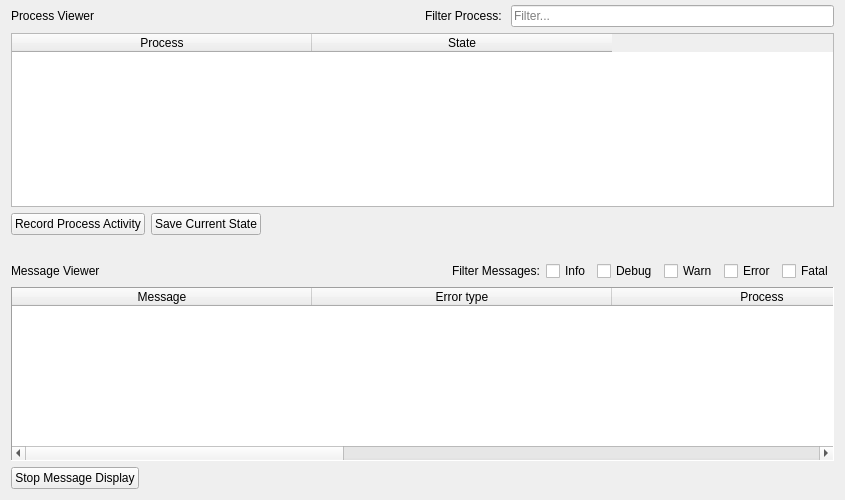
Before: the Qt Designer form human_machine_interface/src/view/ui/processmonitor.ui in AloshkaD/human_machine_interface, drawn with Qt 5.
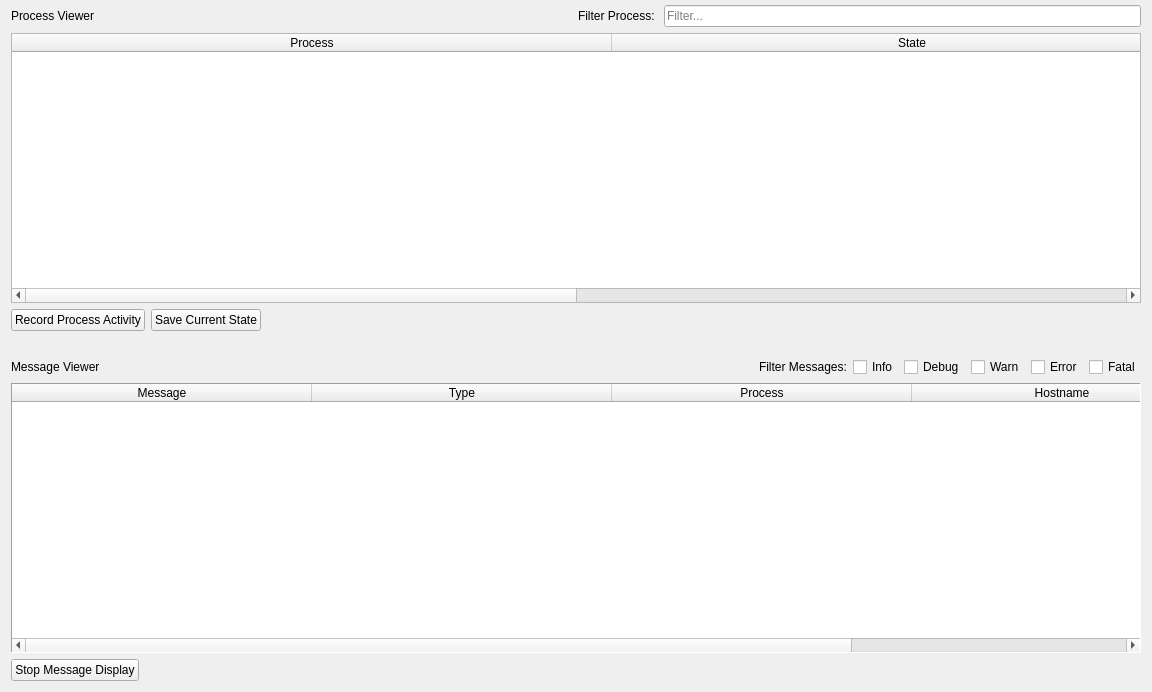
After: the same form once the commit is applied. Icons and pictures are not drawn.

The edit to the form file:
```diff
--- a/human_machine_interface/src/view/ui/processmonitor.ui
+++ b/human_machine_interface/src/view/ui/processmonitor.ui
@@ -6,8 +6,8 @@
    <rect>
     <x>0</x>
     <y>0</y>
-    <width>845</width>
-    <height>500</height>
+    <width>1152</width>
+    <height>692</height>
    </rect>
   </property>
   <property name="sizePolicy">
@@ -294,7 +294,7 @@
      </column>
      <column>
       <property name="text">
-       <string>Error type</string>
+       <string>Type</string>
       </property>
      </column>
      <column>
@@ -307,11 +307,6 @@
        <string>Hostname</string>
       </property>
      </column>
-     <column>
-      <property name="text">
-       <string>Severity</string>
-      </property>
-     </column>
     </widget>
    </item>
    <item row="1" column="0">
@@ -323,7 +318,7 @@
       <enum>Qt::CustomContextMenu</enum>
      </property>
      <attribute name="horizontalHeaderDefaultSectionSize">
-      <number>300</number>
+      <number>600</number>
      </attribute>
      <column>
       <property name="text">
```
